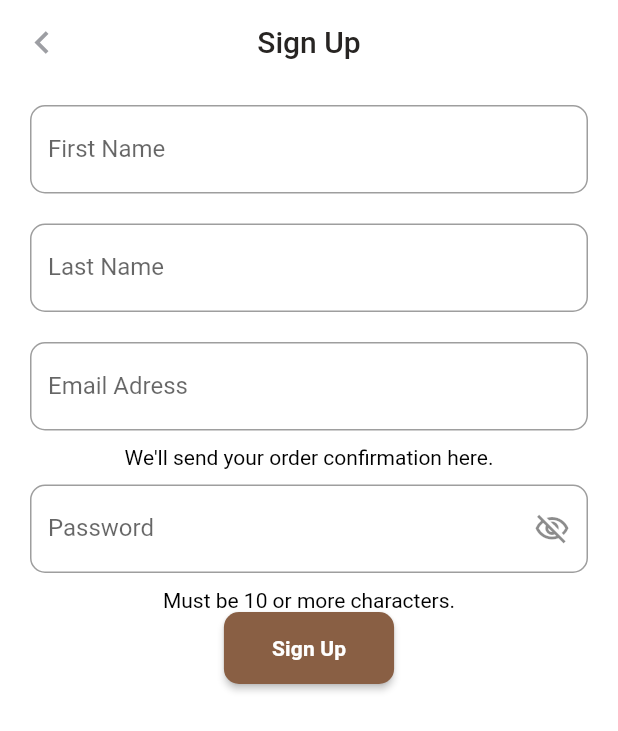
After one commit to nuriulgen/E-Commerce-App-, a Flutter app: the LoginView screen opened directly, on a phone screen of 412 x 824 dp. The commit adds this screen. Shown: the top 731 px of the screen. Run offline on Flutter 3.47's test engine with Material 2 defaults, Android fonts, the phone set to English and light mode, and no system bars.

Commit message:
Create LoginView page.

```diff
--- a/lib/core/constant/extension/color_extension.dart
+++ b/lib/core/constant/extension/color_extension.dart
@@ -5,4 +5,5 @@ extension ColorExtension on BuildContext {
 
   Color get chasm => const Color(0xFF895F44);
   Color get heatherGrey => const Color(0xFF9D9EA3);
+  Color get blackChesnut => const Color(0xFF272422);
 }
--- a/lib/core/constant/extension/context_extension.dart
+++ b/lib/core/constant/extension/context_extension.dart
@@ -41,4 +41,6 @@ extension ContextExtension on BuildContext {
   double get hw50 => 50;
   double get hw100 => 100;
   double get hw330 => 330;
+
+  int get onBoardPageCount => 3;
 }
--- a/lib/core/constant/extension/string_extension.dart
+++ b/lib/core/constant/extension/string_extension.dart
@@ -21,4 +21,13 @@ class AppStringConstants {
   final String onBoardingImagePath1 = 'on_boarding1';
   final String onBoardingImagePath2 = 'on_boarding2';
   final String onBoardingImagePath3 = 'on_boarding3';
+
+  final String signUpTitle = 'Sign Up';
+  final String signUpFirstNameField = 'First Name';
+  final String signUpLastNameField = 'Last Name';
+  final String signUpEmail = 'Email Adress';
+  final String signUpPassword = 'Password';
+  final String signUpElevatedButton = 'Sign Up';
+  final String signUpEmailMessage = 'We\'ll send your order confirmation here.';
+  final String signUpPasswordMessage = 'Must be 10 or more characters.';
 }
--- a/lib/main.dart
+++ b/lib/main.dart
@@ -1,4 +1,5 @@
 import 'package:flutter/material.dart';
+import 'package:flutter/services.dart';
 
 import 'ui/views/authetication/onboarding/view/onboarding_view.dart';
 
@@ -11,10 +12,18 @@ class MyApp extends StatelessWidget {
 
   @override
   Widget build(BuildContext context) {
-    return const MaterialApp(
+    return  MaterialApp(
       debugShowCheckedModeBanner: false,
       title: 'E-Commerce App',
-      home: OnBoardingView(),
+      theme: ThemeData(
+        appBarTheme: const AppBarTheme(
+          backgroundColor: Colors.transparent,
+          elevation: 0,
+          systemOverlayStyle: SystemUiOverlayStyle.dark,
+        ),
+        scaffoldBackgroundColor: const Color(0xFFFFFFFF),
+      ),
+      home: const OnBoardingView(),
     );
   }
 }
--- a/lib/product/util/widget/custom_app_bar.dart
+++ b/lib/product/util/widget/custom_app_bar.dart
@@ -1,4 +1,5 @@
 import 'package:e_commerce_app/core/constant/extension/color_extension.dart';
+import 'package:e_commerce_app/core/constant/extension/context_extension.dart';
 import 'package:flutter/material.dart';
 
 class CustomAppBar extends StatelessWidget implements PreferredSizeWidget {
@@ -9,7 +10,11 @@ class CustomAppBar extends StatelessWidget implements PreferredSizeWidget {
   Widget build(BuildContext context) {
     return AppBar(
       leading: IconButton(
-        icon: Icon(Icons.chevron_left_outlined, color: context.heatherGrey),
+        icon: Icon(
+          Icons.chevron_left_outlined,
+          color: context.heatherGrey,
+          size: context.hw30,
+        ),
         onPressed: () {
           Navigator.pop(context);
         },
@@ -17,7 +22,7 @@ class CustomAppBar extends StatelessWidget implements PreferredSizeWidget {
       title: Text(
         title,
         style: Theme.of(context).textTheme.headline6?.copyWith(
-            fontWeight: FontWeight.w700, color: context.blackChesnut),
+            fontWeight: FontWeight.w500, color: context.blackChesnut),
       ),
       centerTitle: true,
     );
--- a/lib/product/util/widget/custom_text_field.dart
+++ b/lib/product/util/widget/custom_text_field.dart
@@ -1,15 +1,18 @@
+// ignore_for_file: must_be_immutable
+
 import 'package:e_commerce_app/core/constant/extension/context_extension.dart';
 import 'package:flutter/material.dart';
 
 class CustomTextField extends StatefulWidget {
-  const CustomTextField(
+  CustomTextField(
       {Key? key,
       required this.labelText,
       this.textInputType,
       this.inputBorder,
       this.prefixIcon,
       this.suffix,
-      required this.obscureText})
+      required this.obscureText,
+      this.controller})
       : super(key: key);
   final String labelText;
   final bool obscureText;
@@ -17,6 +20,7 @@ class CustomTextField extends StatefulWidget {
   final InputBorder? inputBorder;
   final Widget? prefixIcon;
   final Widget? suffix;
+  TextEditingController? controller;
 
   @override
   State<CustomTextField> createState() => _CustomTextFieldState();
--- /dev/null
+++ b/lib/ui/views/authetication/login/login_view.dart
@@ -0,0 +1,112 @@
+import 'package:e_commerce_app/core/constant/extension/color_extension.dart';
+import 'package:e_commerce_app/core/constant/extension/context_extension.dart';
+import 'package:e_commerce_app/product/constant/duration_items.dart';
+import 'package:e_commerce_app/product/util/button/custom_elevated_button.dart';
+import 'package:e_commerce_app/product/util/widget/custom_app_bar.dart';
+import 'package:flutter/material.dart';
+
+import '../../../../core/constant/extension/string_extension.dart';
+import '../../../../product/util/widget/custom_text_field.dart';
+
+class LoginView extends StatefulWidget {
+  const LoginView({Key? key}) : super(key: key);
+  @override
+  State<LoginView> createState() => _LoginViewState();
+}
+
+class _LoginViewState extends State<LoginView> {
+  final AppStringConstants? appStringConstants = AppStringConstants.instance;
+  bool _isPasswordVisible = false;
+  void changeVisibility() {
+    setState(() {
+      _isPasswordVisible = !_isPasswordVisible;
+    });
+  }
+
+  @override
+  Widget build(BuildContext context) {
+    return Scaffold(
+      appBar: CustomAppBar(title: appStringConstants!.signUpTitle),
+      body: Form(
+        child: Padding(
+          padding: context.padding2xHorizontal,
+          child: Column(
+            children: [
+              _firstNameField(),
+              _lastNameField(),
+              _emailField(),
+              _emailMessage(),
+              _passwordController(),
+              _passwordMessage(),
+              CustomElevatedButton(
+                title: appStringConstants!.signUpElevatedButton,
+                onPressed: () {},
+                color: context.chasm,
+                textColor: context.white,
+              ),
+            ],
+          ),
+        ),
+      ),
+    );
+  }
+
+  Text _passwordMessage() {
+    return Text(
+              appStringConstants!.signUpPasswordMessage,
+              style: const TextStyle(color: Colors.black),
+            );
+  }
+
+  Text _emailMessage() {
+    return Text(
+              appStringConstants!.signUpEmailMessage,
+              style: const TextStyle(color: Colors.black),
+            );
+  }
+
+  CustomTextField _passwordController() {
+    return CustomTextField(
+      labelText: appStringConstants!.signUpPassword,
+      obscureText: _isPasswordVisible,
+      suffix: _changeVisibility(),
+    );
+  }
+
+  IconButton _changeVisibility() {
+    return IconButton(
+      icon: AnimatedCrossFade(
+        firstChild: const Icon(Icons.visibility_outlined),
+        secondChild: const Icon(Icons.visibility_off_outlined),
+        crossFadeState: _isPasswordVisible
+            ? CrossFadeState.showFirst
+            : CrossFadeState.showSecond,
+        duration: DurationItems.durationNormal(),
+      ),
+      onPressed: () {
+        changeVisibility();
+      },
+    );
+  }
+
+  CustomTextField _emailField() {
+    return CustomTextField(
+      labelText: appStringConstants!.signUpEmail,
+      obscureText: false,
+    );
+  }
+
+  CustomTextField _lastNameField() {
+    return CustomTextField(
+      labelText: appStringConstants!.signUpLastNameField,
+      obscureText: false,
+    );
+  }
+
+  CustomTextField _firstNameField() {
+    return CustomTextField(
+      labelText: appStringConstants!.signUpFirstNameField,
+      obscureText: false,
+    );
+  }
+}
--- a/lib/ui/views/authetication/onboarding/view/onboarding_view.dart
+++ b/lib/ui/views/authetication/onboarding/view/onboarding_view.dart
@@ -1,14 +1,12 @@
-
 import 'package:e_commerce_app/core/constant/extension/color_extension.dart';
 import 'package:e_commerce_app/core/constant/extension/context_extension.dart';
+import 'package:e_commerce_app/ui/views/authetication/login/login_view.dart';
 import 'package:flutter/material.dart';
 
 import '../../../../../product/constant/duration_items.dart';
 import '../../../../../product/util/button/custom_elevated_button.dart';
 import '../../../../../product/util/widget/onboard_widget.dart';
 import '../viewmodel/onboarding_viewmodel.dart';
-
-
 
 class OnBoardingView extends StatefulWidget {
   const OnBoardingView({Key? key}) : super(key: key);
@@ -53,6 +51,16 @@ class _OnBoardingViewState extends OnBoardingViewModel {
             duration: DurationItems.durationLow(),
             curve: Curves.easeIn,
           );
+          Future.microtask(
+            () {
+              if (activePage == (context.onBoardPageCount - 1)) {
+                Navigator.of(context).push(
+                  MaterialPageRoute(
+                      builder: (BuildContext context) => const LoginView()),
+                );
+              }
+            },
+          );
         },
         title: appStringConstants!.onBoardingNextButton,
       ),
@@ -92,7 +100,7 @@ class _OnBoardingViewState extends OnBoardingViewModel {
 
   Widget get _pageIndicator {
     return ListView.builder(
-      itemCount: 3,
+      itemCount: context.onBoardPageCount,
       scrollDirection: Axis.horizontal,
       itemBuilder: (context, index) {
         return Padding(
```
Also changed, not shown: lib/product/util/widget/app_bar.dart (deleted).
